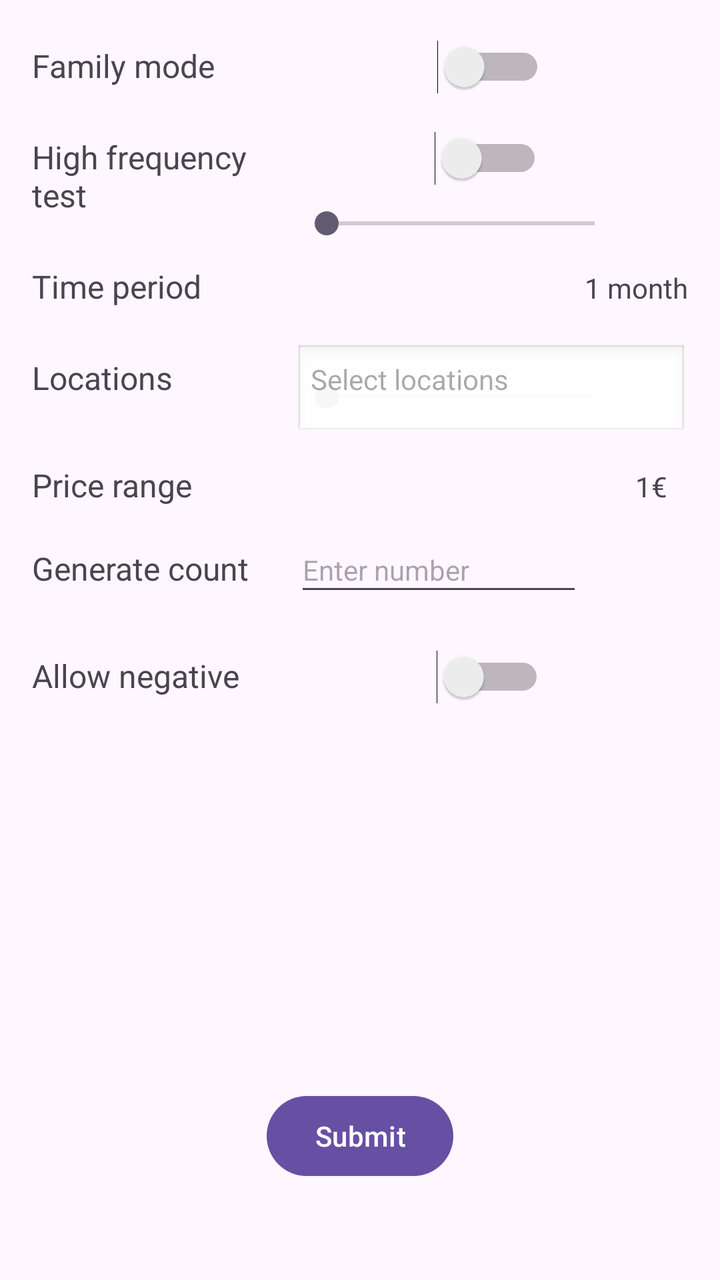
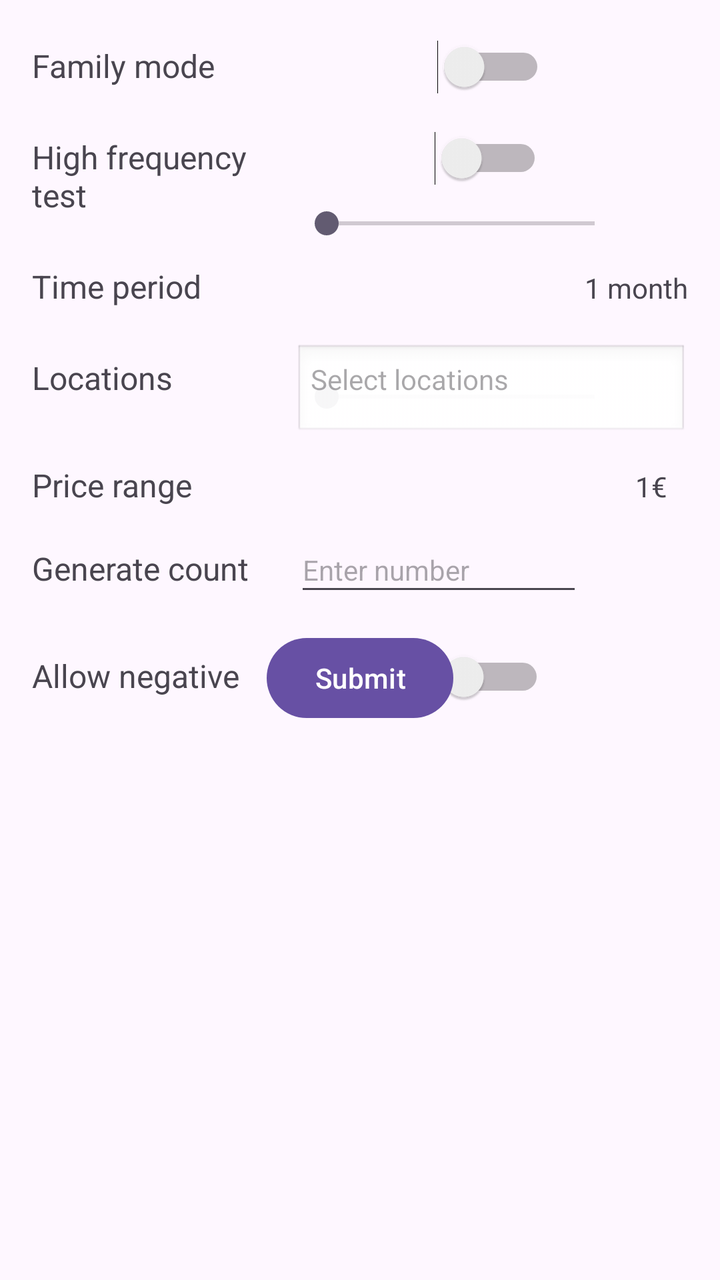

An Android layout rendered at two revisions. The XML below is the earlier revision; the diff shows what the commit changed to produce the second picture.
<!-- AndroidManifest.xml: application theme Theme.Kaput -->
<!-- res/layout/fragment_simulate.xml -->
<?xml version="1.0" encoding="utf-8"?>
<androidx.constraintlayout.widget.ConstraintLayout xmlns:android="http://schemas.android.com/apk/res/android"
    xmlns:app="http://schemas.android.com/apk/res-auto"
    xmlns:tools="http://schemas.android.com/tools"
    android:id="@+id/simulateLayout"
    android:layout_width="match_parent"
    android:layout_height="match_parent"
    android:padding="16dp"
    tools:context=".fragments.SimulateFragment">

    <TextView
        android:id="@+id/familyText"
        android:layout_width="0dp"
        android:layout_height="wrap_content"
        android:text="@string/family_mode"
        android:textSize="16sp"
        app:layout_constraintBottom_toBottomOf="parent"
        app:layout_constraintEnd_toStartOf="@+id/guideline2"
        app:layout_constraintHorizontal_bias="0.0"
        app:layout_constraintStart_toStartOf="parent"
        app:layout_constraintTop_toTopOf="parent"
        app:layout_constraintVertical_bias="0.01" />

    <Switch
        android:id="@+id/familySwitch"
        android:layout_width="wrap_content"
        android:layout_height="wrap_content"
        app:layout_constraintBaseline_toBaselineOf="@+id/familyText"
        app:layout_constraintEnd_toEndOf="parent"
        app:layout_constraintStart_toStartOf="@+id/guideline2" />

    <TextView
        android:id="@+id/textView2"
        android:layout_width="0dp"
        android:layout_height="wrap_content"
        android:layout_marginTop="24dp"
        android:text="@string/high_frequency_test"
        android:textSize="16sp"
        app:layout_constraintEnd_toStartOf="@+id/guideline2"
        app:layout_constraintStart_toStartOf="parent"
        app:layout_constraintTop_toBottomOf="@+id/familyText" />

    <Switch
        android:id="@+id/testToggle"
        android:layout_width="wrap_content"
        android:layout_height="wrap_content"
        app:layout_constraintBaseline_toBaselineOf="@+id/textView2"
        app:layout_constraintEnd_toEndOf="parent"
        app:layout_constraintHorizontal_bias="0.49"
        app:layout_constraintStart_toEndOf="@+id/textView2" />

    <TextView
        android:id="@+id/timePiriodText"
        android:layout_width="0dp"
        android:layout_height="wrap_content"
        android:layout_marginTop="24dp"
        android:text="@string/time_period"
        android:textSize="16sp"
        app:layout_constraintEnd_toStartOf="@+id/guideline2"
        app:layout_constraintStart_toStartOf="parent"
        app:layout_constraintTop_toBottomOf="@+id/textView2" />

    <SeekBar
        android:id="@+id/priceRangeBar"
        android:layout_width="166dp"
        android:layout_height="19dp"
        android:max="999"
        app:layout_constraintBottom_toBottomOf="parent"
        app:layout_constraintEnd_toEndOf="parent"
        app:layout_constraintHorizontal_bias="0.0"
        app:layout_constraintStart_toStartOf="@+id/guideline2"
        app:layout_constraintTop_toTopOf="parent"
        app:layout_constraintVertical_bias="0.294" />

    <TextView
        android:id="@+id/transactionText"
        android:layout_width="0dp"
        android:layout_height="wrap_content"
        android:layout_marginTop="32dp"
        android:text="@string/allow_negative"
        android:textSize="16sp"
        app:layout_constraintEnd_toStartOf="@+id/guideline2"
        app:layout_constraintHorizontal_bias="0.0"
        app:layout_constraintStart_toStartOf="parent"
        app:layout_constraintTop_toBottomOf="@+id/numberToGenerateText" />

    <com.google.android.material.textfield.TextInputEditText
        android:id="@+id/generateCountInput"
        android:layout_width="144dp"
        android:layout_height="39dp"
        android:hint="@string/enter_number_hint"
        android:inputType="number"
        android:textSize="14sp"
        app:layout_constraintBaseline_toBaselineOf="@+id/numberToGenerateText"
        app:layout_constraintEnd_toEndOf="parent"
        app:layout_constraintHorizontal_bias="0.0"
        app:layout_constraintStart_toEndOf="@+id/numberToGenerateText" />

    <TextView
        android:id="@+id/priceRangeText"
        android:layout_width="0dp"
        android:layout_height="wrap_content"
        android:layout_marginTop="32dp"
        android:text="@string/price_range"
        android:textSize="16sp"
        app:layout_constraintEnd_toStartOf="@+id/guideline2"
        app:layout_constraintHorizontal_bias="0.0"
        app:layout_constraintStart_toStartOf="parent"
        app:layout_constraintTop_toBottomOf="@+id/locationSelectText" />

    <Switch
        android:id="@+id/transationSwitch"
        android:layout_width="wrap_content"
        android:layout_height="wrap_content"
        app:layout_constraintBaseline_toBaselineOf="@+id/transactionText"
        app:layout_constraintEnd_toEndOf="parent"
        app:layout_constraintHorizontal_bias="0.497"
        app:layout_constraintStart_toStartOf="@+id/guideline2" />

    <TextView
        android:id="@+id/numberToGenerateText"
        android:layout_width="0dp"
        android:layout_height="wrap_content"
        android:layout_marginTop="20dp"
        android:text="@string/generate_count"
        android:textSize="16sp"
        app:layout_constraintEnd_toStartOf="@+id/guideline2"
        app:layout_constraintHorizontal_bias="0.0"
        app:layout_constraintStart_toStartOf="parent"
        app:layout_constraintTop_toBottomOf="@+id/priceRangeText" />

    <TextView
        android:id="@+id/timepiriodNumber"
        android:layout_width="wrap_content"
        android:layout_height="wrap_content"
        android:text="@string/one_month"
        android:textSize="14sp"
        app:layout_constraintBaseline_toBaselineOf="@+id/timePiriodText"
        app:layout_constraintEnd_toEndOf="parent"
        app:layout_constraintHorizontal_bias="1.0"
        app:layout_constraintStart_toStartOf="@+id/guideline2" />

    <TextView
        android:id="@+id/locationSelectText"
        android:layout_width="0dp"
        android:layout_height="wrap_content"
        android:layout_marginTop="24dp"
        android:text="@string/locations"
        android:textSize="16sp"
        app:layout_constraintEnd_toStartOf="@+id/guideline2"
        app:layout_constraintStart_toStartOf="parent"
        app:layout_constraintTop_toBottomOf="@+id/timePiriodText" />

    <TextView
        android:id="@+id/locationInputText"
        android:layout_width="0dp"
        android:layout_height="wrap_content"
        android:background="@android:drawable/edit_text"
        android:clickable="true"
        android:focusable="true"
        android:hint="@string/select_locations_hint"
        android:padding="8dp"
        android:textSize="14sp"
        app:layout_constraintBaseline_toBaselineOf="@+id/locationSelectText"
        app:layout_constraintEnd_toEndOf="parent"
        app:layout_constraintStart_toStartOf="@+id/guideline2" />

    <SeekBar
        android:id="@+id/timePeriodBar"
        android:layout_width="166dp"
        android:layout_height="23dp"
        app:layout_constraintBottom_toBottomOf="parent"
        app:layout_constraintEnd_toEndOf="parent"
        app:layout_constraintHorizontal_bias="0.0"
        app:layout_constraintStart_toStartOf="@+id/guideline2"
        app:layout_constraintTop_toTopOf="parent"
        app:layout_constraintVertical_bias="0.144" />

    <TextView
        android:id="@+id/priceRangeNumber"
        android:layout_width="wrap_content"
        android:layout_height="wrap_content"
        android:text="@string/one_euro"
        android:textSize="14sp"
        app:layout_constraintBaseline_toBaselineOf="@+id/priceRangeText"
        app:layout_constraintEnd_toEndOf="parent"
        app:layout_constraintHorizontal_bias="0.943"
        app:layout_constraintStart_toStartOf="@+id/guideline2" />

    <androidx.constraintlayout.widget.Guideline
        android:id="@+id/guideline2"
        android:layout_width="wrap_content"
        android:layout_height="wrap_content"
        android:orientation="vertical"
        app:layout_constraintGuide_percent="0.4" />

    <Button
        android:id="@+id/submitButton"
        android:layout_width="wrap_content"
        android:layout_height="wrap_content"
        android:layout_marginBottom="32dp"
        android:text="@string/submit"
        app:layout_constraintBottom_toBottomOf="parent"
        app:layout_constraintEnd_toEndOf="parent"
        app:layout_constraintStart_toStartOf="parent" />

</androidx.constraintlayout.widget.ConstraintLayout>
<!-- resources referenced by this layout -->
<resources>
  <string name="allow_negative">Allow negative</string>
  <string name="enter_number_hint">Enter number</string>
  <string name="family_mode">Family mode</string>
  <string name="generate_count">Generate count</string>
  <string name="high_frequency_test">High frequency test</string>
  <string name="locations">Locations</string>
  <string name="one_euro">1€</string>
  <string name="one_month">1 month</string>
  <string name="price_range">Price range</string>
  <string name="select_locations_hint">Select locations</string>
  <string name="submit">Submit</string>
  <string name="time_period">Time period</string>
  <style name="Theme.Kaput" parent="Base.Theme.Kaput" />
  <style name="Base.Theme.Kaput" parent="Theme.Material3.DayNight.NoActionBar">
          
          
      </style>
</resources>

<!-- the commit's change to res/layout/fragment_simulate.xml (unified diff, before → after) -->
@@ -198,10 +198,11 @@
         android:id="@+id/submitButton"
         android:layout_width="wrap_content"
         android:layout_height="wrap_content"
-        android:layout_marginBottom="32dp"
         android:text="@string/submit"
         app:layout_constraintBottom_toBottomOf="parent"
         app:layout_constraintEnd_toEndOf="parent"
-        app:layout_constraintStart_toStartOf="parent" />
+        app:layout_constraintStart_toStartOf="parent"
+        app:layout_constraintTop_toTopOf="parent"
+        app:layout_constraintVertical_bias="0.534" />
 
 </androidx.constraintlayout.widget.ConstraintLayout>
